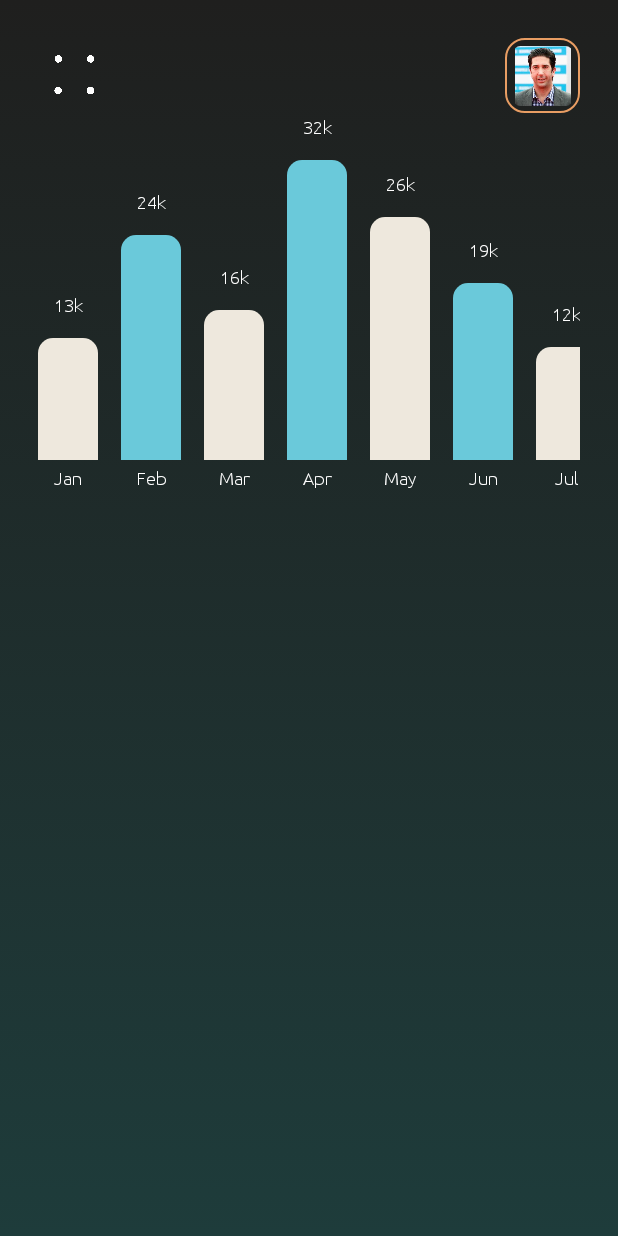
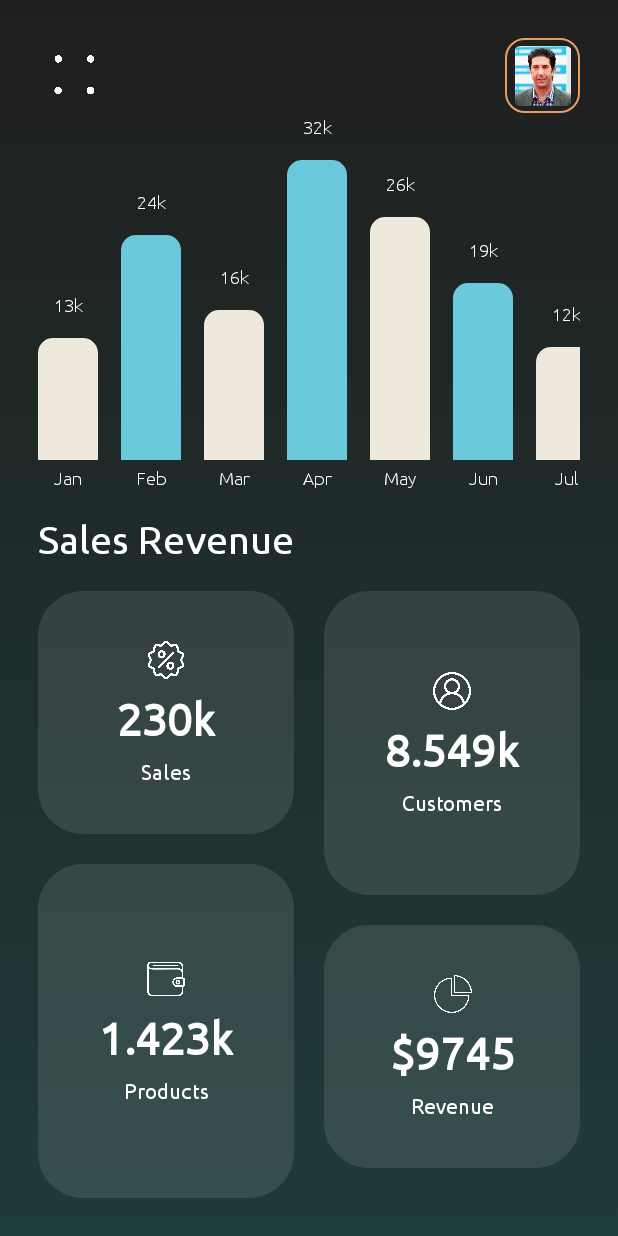
Before and after one commit to CodeInKotLang/FinanceAppSalesScr, an Android app built with Jetpack Compose: the screen it shows after launch (MainActivity), on a phone screen of 412 x 824 dp. Run offline under Robolectric (Android 15) with nearby library versions, the phone set to English and light mode, and no system bars.

Commit message:
initial commit to par2

```diff
--- a/app/src/main/java/com/synac/financeappsalesscr/SalesScreen.kt
+++ b/app/src/main/java/com/synac/financeappsalesscr/SalesScreen.kt
@@ -16,10 +16,13 @@ import androidx.compose.ui.Modifier
 import androidx.compose.ui.draw.clip
 import androidx.compose.ui.graphics.Brush
 import androidx.compose.ui.graphics.Color
+import androidx.compose.ui.graphics.painter.Painter
 import androidx.compose.ui.res.painterResource
 import androidx.compose.ui.text.font.Font
 import androidx.compose.ui.text.font.FontFamily
+import androidx.compose.ui.text.font.FontWeight
 import androidx.compose.ui.tooling.preview.Preview
+import androidx.compose.ui.unit.Dp
 import androidx.compose.ui.unit.dp
 import androidx.compose.ui.unit.sp
 import com.synac.financeappsalesscr.ui.theme.*
@@ -77,6 +80,104 @@ fun SalesScreen() {
                 )
                 Spacer(modifier = Modifier.width(15.dp))
             }
+        }
+        Text(
+            modifier = Modifier
+                .fillMaxWidth()
+                .padding(vertical = 20.dp),
+            text = "Sales Revenue",
+            fontSize = 26.sp,
+            color = Color.White,
+            fontFamily = FontFamily(Font(R.font.ubuntu))
+        )
+        Row(
+            modifier = Modifier.fillMaxWidth()
+        ) {
+            Column(
+                modifier = Modifier
+                    .weight(1f)
+                    .fillMaxHeight()
+            ) {
+                InfoCard(
+                    modifier = Modifier.weight(8f),
+                    icon = painterResource(id = R.drawable.ic_sales),
+                    mainText = "230k",
+                    subText = "Sales"
+                )
+                Spacer(modifier = Modifier.weight(1f))
+                InfoCard(
+                    modifier = Modifier.weight(11f),
+                    icon = painterResource(id = R.drawable.ic_wallet),
+                    mainText = "1.423k",
+                    subText = "Products"
+                )
+            }
+            Spacer(modifier = Modifier.width(20.dp))
+            Column(
+                modifier = Modifier
+                    .weight(1f)
+                    .fillMaxHeight()
+            ) {
+                InfoCard(
+                    modifier = Modifier.weight(10f),
+                    icon = painterResource(id = R.drawable.ic_user),
+                    mainText = "8.549k",
+                    subText = "Customers"
+                )
+                Spacer(
+                    modifier = Modifier.weight(1f),
+                )
+                InfoCard(
+                    modifier = Modifier.weight(8f),
+                    icon = painterResource(id = R.drawable.ic_chart),
+                    mainText = "$9745",
+                    subText = "Revenue"
+                )
+                Spacer(
+                    modifier = Modifier.weight(1f),
+                )
+            }
+        }
+    }
+}
+
+@Composable
+fun InfoCard(
+    modifier: Modifier =  Modifier,
+    icon: Painter,
+    mainText: String,
+    subText: String
+) {
+    Box(
+        modifier = modifier
+            .clip(RoundedCornerShape(30.dp))
+            .fillMaxWidth()
+            .background(Color.White.copy(alpha = 0.1f)),
+        contentAlignment = Alignment.Center
+    ) {
+        Column(
+            horizontalAlignment = Alignment.CenterHorizontally
+        ) {
+            Icon(
+                painter = icon,
+                contentDescription = mainText,
+                modifier = Modifier.size(25.dp),
+                tint = Color.White
+            )
+            Text(
+                text = mainText,
+                fontSize = 30.sp,
+                fontFamily = FontFamily(Font(R.font.ubuntu)),
+                fontWeight = FontWeight.Bold,
+                color = Color.White,
+                modifier = Modifier.padding(vertical = 10.dp)
+            )
+            Text(
+                text = subText,
+                fontSize = 14.sp,
+                fontFamily = FontFamily(Font(R.font.ubuntu)),
+                color = Color.White
+            )
         }
     }
 }
```
